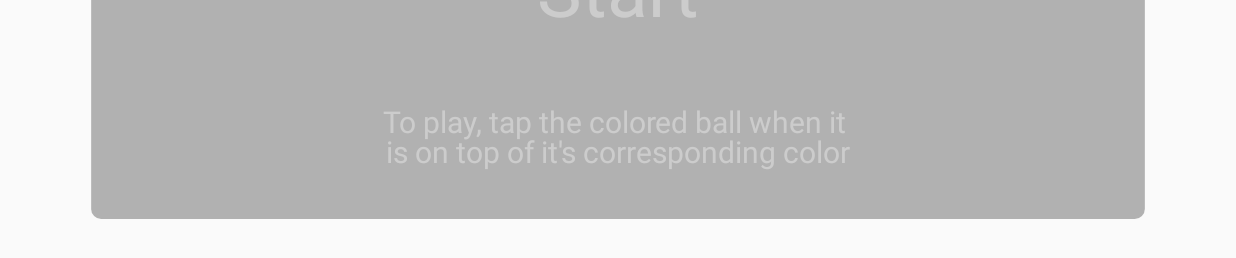
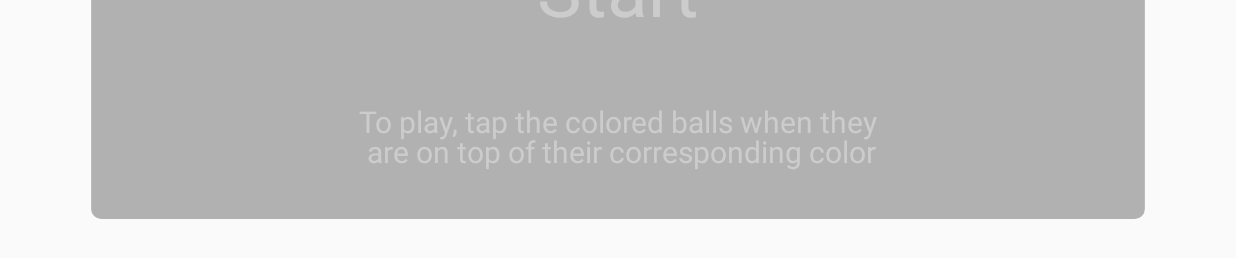
Before and after one commit to diddlydoodly/Tap, an Android app: the screen it shows after launch (GameActivity), on a phone screen of 824 x 412 dp (held sideways). Shown: the part 277-535 px from the top of the screen. Run offline under Robolectric (Android 15) with nearby library versions, the phone set to English and light mode, and no system bars; our stand-ins replace AdMob.

Commit message:
updated feature graphic and fixed typo

```diff
--- a/app/src/main/java/io/github/omgimanerd/tap/game/TapBall.java
+++ b/app/src/main/java/io/github/omgimanerd/tap/game/TapBall.java
@@ -14,8 +14,10 @@ public class TapBall {
 
   // The ball colors array is also parallel with respect to stripe color array.
   private static final int[] BALL_COLORS = new int[] {
-      Color.parseColor("#dd0000"), Color.parseColor("#0000dd"),
-      Color.parseColor("#00dd00"), Color.parseColor("#dddd00")
+      Color.parseColor("#dd0000"), // Red
+      Color.parseColor("#0000dd"), // Blue
+      Color.parseColor("#00dd00"), // Green
+      Color.parseColor("#dddd00")  // Yellow
   };
 
   private float x_;
--- a/app/src/main/res/values/strings.xml
+++ b/app/src/main/res/values/strings.xml
@@ -6,8 +6,8 @@
     <string name="action_settings">Settings</string>
     <string name="title_activity_tap">TapActivity</string>
     <string name="start_button">Start</string>
-    <string name="instructions">To play, tap the colored ball when it is on
-        top of it\'s corresponding color.</string>
+    <string name="instructions">To play, tap the colored balls when they are on
+        top of their corresponding color.</string>
     <string name="lost_screen">You lost!</string>
 
 </resources>
```
Also changed, not shown: 1 other file.
